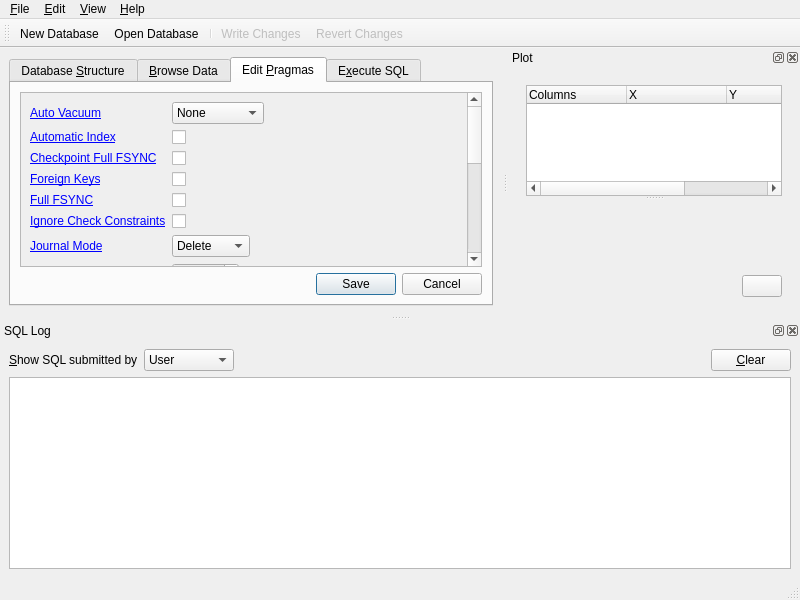
First picture: the form in src/MainWindow.ui, repository sqlitebrowser/sqlitebrowser, before the edit.
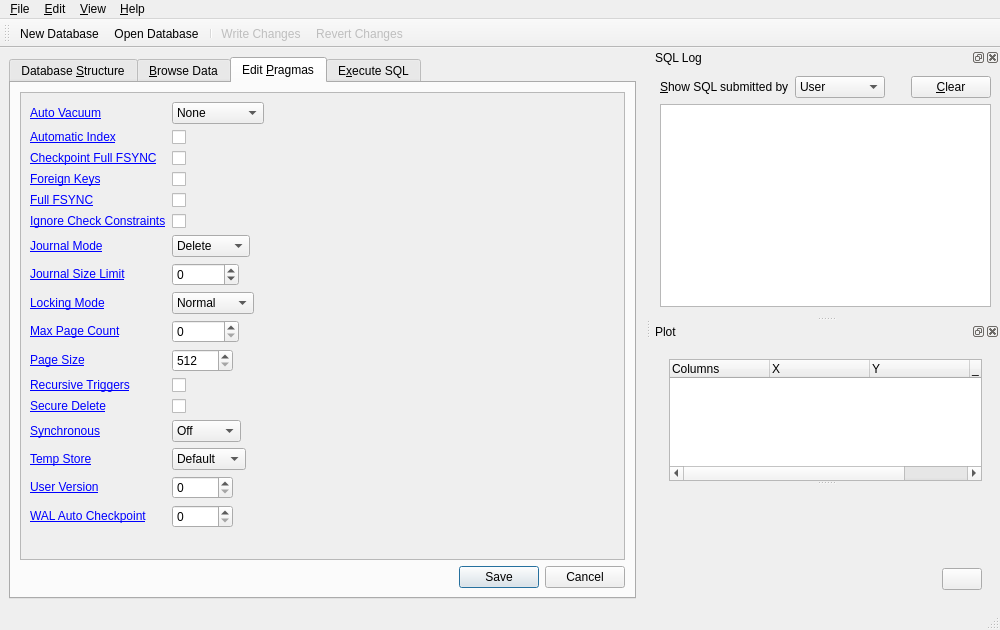
Second picture: the form after the edit. The open tabs and pages were chosen to show the change. Icons and pictures are not drawn. Custom widgets are drawn as their Qt base class.

Commit message:
MainWindow: Increase default size, tabify docks by default
Increase the default size of the main window a bit.

Move the SQL log dock to the right side and tabify it with the plot
dock. This way there is much more space for actual information by
default.

The idea behind both changes is to make it easier for first time users
to find their way around and offer them a more appropriate window layout
for the usual tasks. The layout is still entirely configurable and
non-first-time users are not affected at all.

The edit to the form file:
```diff
--- a/src/MainWindow.ui
+++ b/src/MainWindow.ui
@@ -6,8 +6,8 @@
    <rect>
     <x>0</x>
     <y>0</y>
-    <width>800</width>
-    <height>600</height>
+    <width>1000</width>
+    <height>630</height>
    </rect>
   </property>
   <property name="windowTitle">
@@ -278,8 +278,8 @@
             <rect>
              <x>0</x>
              <y>0</y>
-             <width>278</width>
-             <height>444</height>
+             <width>637</width>
+             <height>501</height>
             </rect>
            </property>
            <layout class="QFormLayout" name="formLayout">
@@ -763,7 +763,7 @@
     <rect>
      <x>0</x>
      <y>0</y>
-     <width>800</width>
+     <width>1000</width>
      <height>20</height>
     </rect>
    </property>
@@ -863,7 +863,7 @@
     <string>SQL Log</string>
    </property>
    <attribute name="dockWidgetArea">
-    <number>8</number>
+    <number>2</number>
    </attribute>
    <widget class="QWidget" name="dockWidgetContents">
     <layout class="QVBoxLayout" name="verticalLayout_5">
```
The commit also changes 1 other file.
